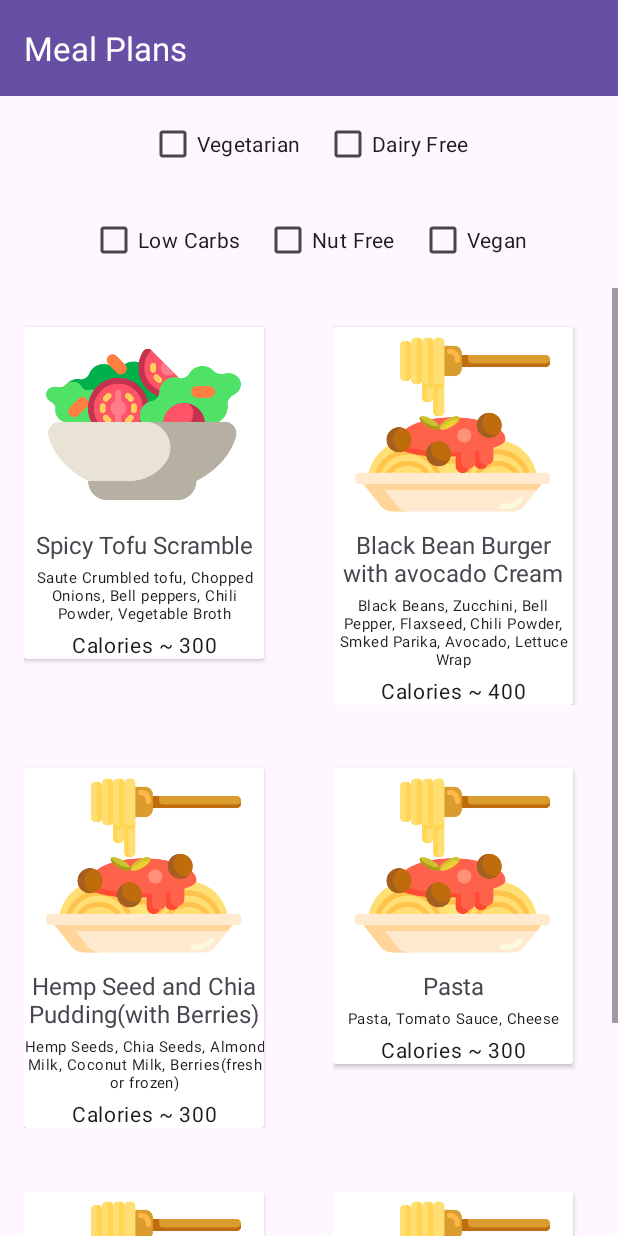
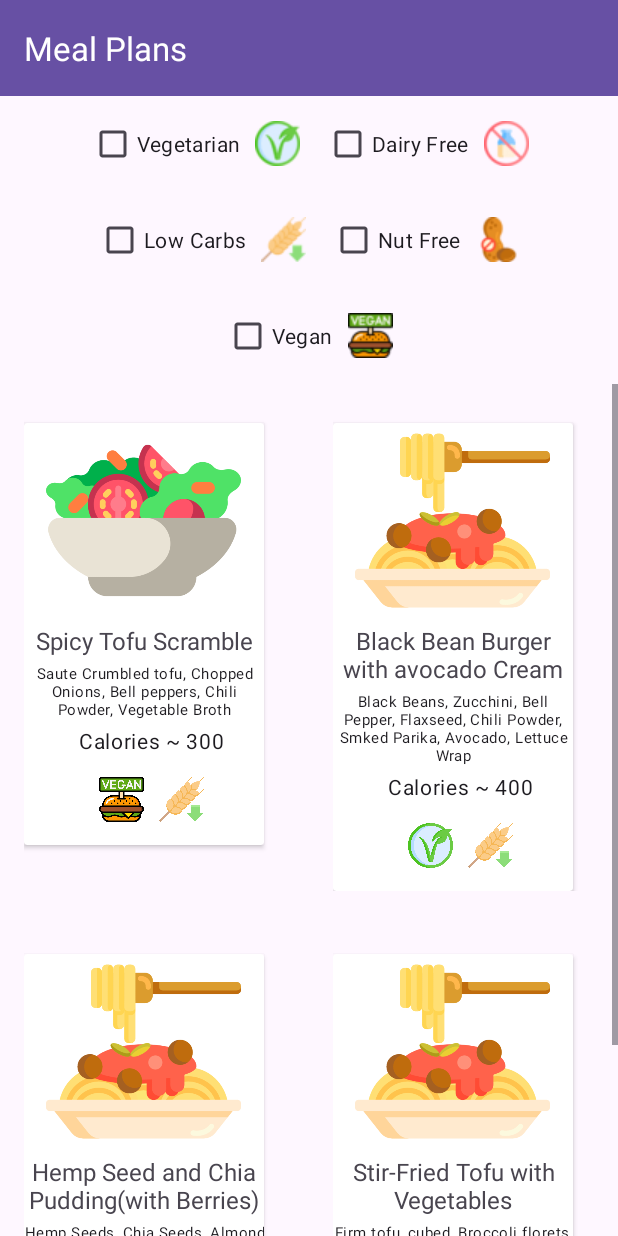
Before and after one commit to goldenshake/UniHealth, an Android app: the MealPlans screen opened directly, with no data from a screen before it, on a phone screen of 412 x 824 dp. Run offline under Robolectric (Android 15) with nearby library versions, the phone set to English and light mode, and no system bars.

Commit message:
updated meal plan cards with icons

```diff
--- a/app/src/main/java/com/example/unihealth/MealPlans.kt
+++ b/app/src/main/java/com/example/unihealth/MealPlans.kt
@@ -1,9 +1,9 @@
 package com.example.unihealth
 
-import com.example.unihealth.classes.MealAdapter
 import android.annotation.SuppressLint
 import android.os.Bundle
 import android.widget.CheckBox
+import android.widget.TextView
 import androidx.activity.enableEdgeToEdge
 import androidx.appcompat.app.AppCompatActivity
 import androidx.core.view.ViewCompat
@@ -11,6 +11,7 @@ import androidx.core.view.WindowInsetsCompat
 import androidx.recyclerview.widget.GridLayoutManager
 import androidx.recyclerview.widget.LinearLayoutManager
 import androidx.recyclerview.widget.RecyclerView
+import com.example.unihealth.classes.MealAdapter
 import com.example.unihealth.classes.RecipeMealPlans
 
 class MealPlans : AppCompatActivity() {
@@ -30,66 +31,136 @@ class MealPlans : AppCompatActivity() {
             R.drawable.spaguetti,
             listOf("Black Beans, Zucchini, Bell Pepper, Flaxseed, Chili Powder, Smked Parika, Avocado, Lettuce Wrap"),
             400,
-            listOf("Vegetarian, Low Carbs")
+            listOf("Vegetarian", "Low Carbs")
         ),
         RecipeMealPlans(
             "Hemp Seed and Chia Pudding(with Berries)",
             R.drawable.spaguetti,
-            listOf("Hemp Seeds","Chia Seeds", "Almond Milk", "Coconut Milk", "Berries(fresh or frozen)"),
+            listOf(
+                "Hemp Seeds",
+                "Chia Seeds",
+                "Almond Milk",
+                "Coconut Milk",
+                "Berries(fresh or frozen)"
+            ),
             300,
             listOf("Vegan", "Low Carbs")
         ),
         RecipeMealPlans(
-            "Pasta",
+            "Stir-Fried Tofu with Vegetables",
             R.drawable.spaguetti,
-            listOf("Pasta", "Tomato Sauce", "Cheese"),
-            300,
-            listOf("Dairy-Free")
+            listOf(
+                "Firm tofu, cubed",
+                "Broccoli florets",
+                "Sliced bell peppers (red, yellow, and green)",
+                "Sliced carrots",
+                "Minced garlic",
+                "Low-sodium soy sauce",
+                "Sesame oil",
+                "Red pepper flakes (optional)"
+            ),
+            250,
+            listOf("Vegan", "Low Carbs")
         ),
         RecipeMealPlans(
-            "Pasta",
+            "Cauliflower Rice Stir-Fry",
             R.drawable.spaguetti,
-            listOf("Pasta", "Tomato Sauce", "Cheese"),
-            300,
-            listOf("Dairy-Free")
+            listOf(
+                "Cauliflower, grated into rice-like pieces",
+                "Diced tofu",
+                "Diced zucchini",
+                "Diced bell peppers (any color)",
+                "Chopped onions",
+                "Minced ginger",
+                "Low-sodium soy sauce",
+                "Sesame oil",
+                "Chopped green onions (for garnish)"
+            ),
+            280,
+            listOf("Vegan", "Low Carbs")
         ),
         RecipeMealPlans(
-            "Pasta",
+            "Vegan Lentil Salad",
             R.drawable.spaguetti,
-            listOf("Pasta", "Tomato Sauce", "Cheese"),
-            300,
-            listOf("Dairy-Free")
+            listOf(
+                "Cooked green lentils",
+                "Diced cucumber",
+                "Cherry tomatoes, halved",
+                "Chopped red onion",
+                "Chopped fresh parsley",
+                "Lemon juice",
+                "Extra virgin olive oil",
+                "Dijon mustard",
+                "Salt and pepper"
+            ),
+            270,
+            listOf("Vegan", "Low Carbs")
         ),
         RecipeMealPlans(
-            "Pasta",
+            "Grilled Chicken Salad",
             R.drawable.spaguetti,
-            listOf("Pasta", "Tomato Sauce", "Cheese"),
-            300,
-            listOf("Dairy-Free")
+            listOf(
+                "Grilled chicken breast",
+                "Mixed salad greens (lettuce, spinach, arugula)",
+                "Cherry tomatoes",
+                "Cucumber",
+                "Red onion",
+                "Balsamic vinaigrette dressing"
+            ),
+            350,
+            listOf("Dairy Free")
         ),
         RecipeMealPlans(
-            "Pasta",
+            "Stir-Fried Tofu with Vegetables",
             R.drawable.spaguetti,
-            listOf("Pasta", "Tomato Sauce", "Cheese"),
+            listOf(
+                "Firm tofu, cubed",
+                        "Broccoli florets",
+                        "Bell peppers(red, green, yellow)",
+                        "Snow peas",
+                        "Carrots, julienned",
+                        "Garlic, minced",
+                        "Soy sauce",
+                        "Sesame oil",
+                        "Brown rice(optional, for serving)"
+            ),
             300,
-            listOf("Dairy-Free")
+            listOf("Dairy Free")
         ),
         RecipeMealPlans(
-            "Pasta",
+            "Turkey and Vegetable Quinoa Bowl",
             R.drawable.spaguetti,
-            listOf("Pasta", "Tomato Sauce", "Cheese"),
-            300,
-            listOf("Dairy-Free")
+            listOf("Lean ground turkey",
+                    "Quinoa, cooked",
+                    "Zucchini, diced",
+                    "Yellow squash, diced",
+                    "Red bell pepper, diced",
+                    "Onion, diced",
+                    "Garlic, minced",
+                    "Olive oil",
+                    "Salt and pepper to taste",
+                    "Fresh parsley for garnish"),
+            400,
+            listOf("Dairy Free")
         ),
         RecipeMealPlans(
-            "Pasta",
+            "Salmon with Roasted Vegetables",
             R.drawable.spaguetti,
-            listOf("Pasta", "Tomato Sauce", "Cheese"),
-            300,
-            listOf("Dairy-Free")
+            listOf("Salmon fillets",
+                    "Asparagus spears",
+                    "Brussels sprouts, halved",
+                    "Cherry tomatoes",
+                    "Red onion, sliced",
+                    "Olive oil",
+                    "Lemon juice",
+                    "Garlic powder",
+                    "Paprika",
+                    "Salt and pepper to taste"),
+            380,
+            listOf("Dairy Free")
         )
 
-        )
+    )
 
     @SuppressLint("NotifyDataSetChanged")
     override fun onCreate(savedInstanceState: Bundle?) {
@@ -114,6 +185,8 @@ class MealPlans : AppCompatActivity() {
         val lowCarbsCheckbox = findViewById<CheckBox>(R.id.lowCarbsCheckbox)
         val nutFreeCheckbox = findViewById<CheckBox>(R.id.nutFreeCheckbox)
         val veganCheckbox = findViewById<CheckBox>(R.id.veganCheckbox)
+        val emptyFind = findViewById<TextView>(R.id.emptyFind)
+
 
         val checkboxes = listOf(
             vegetarianCheckbox,
--- a/app/src/main/java/com/example/unihealth/classes/MealAdapter.kt
+++ b/app/src/main/java/com/example/unihealth/classes/MealAdapter.kt
@@ -5,10 +5,12 @@ import android.view.View
 import android.view.ViewGroup
 import android.widget.ImageView
 import android.widget.TextView
+import androidx.cardview.widget.CardView
 import androidx.recyclerview.widget.RecyclerView
 import com.example.unihealth.R
 
-class MealAdapter(private val meals: MutableList<RecipeMealPlans>) : RecyclerView.Adapter<MealViewHolder>() {
+class MealAdapter(private val meals: MutableList<RecipeMealPlans>) :
+    RecyclerView.Adapter<MealViewHolder>() {
     override fun onCreateViewHolder(parent: ViewGroup, viewType: Int): MealViewHolder {
         val view = LayoutInflater.from(parent.context).inflate(R.layout.item_meal, parent, false)
         return MealViewHolder(view)
@@ -36,11 +38,38 @@ class MealViewHolder(itemView: View) : RecyclerView.ViewHolder(itemView) {
     private val nameTextView: TextView = itemView.findViewById(R.id.nameTextView)
     private val ingredientsTextView: TextView = itemView.findViewById(R.id.ingredientsTextView)
     private val calorieTextView: TextView = itemView.findViewById(R.id.calorieTextView)
+    private val category_icon1: ImageView = itemView.findViewById(R.id.category_icon1)
+    private val category_icon2: ImageView = itemView.findViewById(R.id.category_icon2)
+    private val meal_card: CardView = itemView.findViewById(R.id.meal_card)
 
     fun bind(meal: RecipeMealPlans) {
+        val category = meal.categories
         imageView.setImageResource(meal.image)
         nameTextView.text = meal.name
         ingredientsTextView.text = "${meal.ingredients.joinToString(", ")}"
         calorieTextView.text = "Calories ~ ${meal.calories}"
+
+
+        when (category.getOrNull(0)) {
+            "Vegetarian" -> category_icon1.setImageResource(R.drawable.vegetarian)
+            "Dairy Free" -> category_icon1.setImageResource(R.drawable.dairyfree)
+            "Low Carbs" -> category_icon1.setImageResource(R.drawable.lowcarb)
+            "Nut Free" -> category_icon1.setImageResource(R.drawable.nutfree)
+            "Vegan" -> category_icon1.setImageResource(R.drawable.vegan)
+            else -> category_icon1.visibility = View.GONE
+        }
+        if (category.size == 2) {
+            when (category[1]) {
+                "Vegetarian" -> category_icon2.setImageResource(R.drawable.vegetarian)
+                "Dairy Free" -> category_icon2.setImageResource(R.drawable.dairyfree)
+                "Low Carbs" -> category_icon2.setImageResource(R.drawable.lowcarb)
+                "Nut Free" -> category_icon2.setImageResource(R.drawable.nutfree)
+                "Vegan" -> category_icon2.setImageResource(R.drawable.vegan)
+                else -> category_icon1.visibility = View.GONE
+            }
+        } else {
+            category_icon2.visibility = View.GONE
+        }
+
     }
 }
--- a/app/src/main/res/layout/activity_meal_plans.xml
+++ b/app/src/main/res/layout/activity_meal_plans.xml
@@ -35,6 +35,8 @@
             android:layout_width="wrap_content"
             android:layout_height="wrap_content"
             android:layout_margin="8dp"
+            android:drawableEnd="@drawable/vegetarianshr"
+            android:drawablePadding="10dp"
             android:text="Vegetarian" />
 
 
@@ -43,6 +45,8 @@
             android:layout_width="wrap_content"
             android:layout_height="wrap_content"
             android:layout_margin="8dp"
+            android:drawableEnd="@drawable/dairyfreeshr"
+            android:drawablePadding="10dp"
             android:text="Dairy Free" />
 
 
@@ -59,6 +63,8 @@
             android:layout_width="wrap_content"
             android:layout_height="wrap_content"
             android:layout_margin="8dp"
+            android:drawableEnd="@drawable/lowcarbshr"
+            android:drawablePadding="10dp"
             android:text="Low Carbs" />
 
         <CheckBox
@@ -66,15 +72,22 @@
             android:layout_width="wrap_content"
             android:layout_height="wrap_content"
             android:layout_margin="8dp"
+            android:drawableEnd="@drawable/nutfreeshr"
+            android:drawablePadding="10dp"
             android:text="Nut Free" />
 
-        <CheckBox
-            android:id="@+id/veganCheckbox"
-            android:layout_width="wrap_content"
-            android:layout_height="wrap_content"
-            android:layout_margin="8dp"
-            android:text="Vegan" />
+
     </LinearLayout>
+
+    <CheckBox
+        android:id="@+id/veganCheckbox"
+        android:layout_width="wrap_content"
+        android:layout_height="wrap_content"
+        android:layout_margin="8dp"
+        android:layout_gravity="center"
+        android:drawableEnd="@drawable/veganshr"
+        android:drawablePadding="10dp"
+        android:text="Vegan" />
 
     <ScrollView
         android:layout_width="match_parent"
@@ -83,8 +96,13 @@
         <androidx.recyclerview.widget.RecyclerView
             android:id="@+id/mealRecyclerView"
             android:layout_width="match_parent"
-            android:layout_height="wrap_content"/>
+            android:layout_height="wrap_content" />
     </ScrollView>
+
+    <TextView
+        android:id="@+id/emptyFind"
+        android:layout_width="match_parent"
+        android:layout_height="wrap_content" />
 
 
 </androidx.appcompat.widget.LinearLayoutCompat>
--- a/app/src/main/res/layout/item_meal.xml
+++ b/app/src/main/res/layout/item_meal.xml
@@ -1,14 +1,17 @@
 <?xml version="1.0" encoding="utf-8"?>
 <LinearLayout xmlns:android="http://schemas.android.com/apk/res/android"
+    xmlns:app="http://schemas.android.com/apk/res-auto"
     android:layout_width="match_parent"
     android:layout_height="wrap_content"
     android:orientation="vertical"
     android:padding="16dp">
+
     <androidx.cardview.widget.CardView
-        android:layout_width="160dp"
+        android:id="@+id/meal_card"
+        android:layout_width="wrap_content"
         android:layout_height="wrap_content"
-        android:padding="10dp"
-        android:layout_marginTop="10dp">
+        android:layout_marginTop="10dp"
+        android:padding="10dp">
 
         <LinearLayout
             android:layout_width="160dp"
@@ -19,8 +22,8 @@
             <ImageView
                 android:id="@+id/imageView"
                 android:layout_width="130dp"
+                android:layout_height="130dp"
                 android:layout_gravity="center"
-                android:layout_height="130dp"
                 android:src="@drawable/salad" />
 
             <TextView
@@ -38,21 +41,46 @@
                 style="@style/TextAppearance.MaterialComponents.Body1"
                 android:layout_width="match_parent"
                 android:layout_height="wrap_content"
-                android:textSize="10sp"
                 android:layout_marginTop="4dp"
+                android:text="Ingredients"
                 android:textAlignment="center"
-                android:text="Ingredients" />
+                android:textSize="10sp" />
+
             <TextView
                 android:id="@+id/calorieTextView"
                 style="@style/TextAppearance.MaterialComponents.Body1"
                 android:layout_width="match_parent"
                 android:layout_height="wrap_content"
+                android:layout_marginLeft="10dp"
                 android:layout_marginTop="4dp"
-                android:text="Calorie"
+                android:text="Calorie ~ 300"
                 android:textAlignment="center"
-                android:textSize="14sp"/>
+                android:textSize="14sp" />
+
+            <LinearLayout
+                android:layout_width="match_parent"
+                android:layout_height="60dp"
+                android:gravity="center"
+                android:orientation="horizontal">
+
+
+                <ImageView
+                    android:id="@+id/category_icon1"
+                    android:layout_width="30dp"
+                    android:layout_height="30dp"
+                    android:layout_marginLeft="10dp"
+                    android:contentDescription="category_lowcarb_icon"/>
+
+                <ImageView
+                    android:id="@+id/category_icon2"
+                    android:layout_width="30dp"
+                    android:layout_height="30dp"
+                    android:layout_marginLeft="10dp"
+                    android:contentDescription="category_lowcarb_icon"/>
+            </LinearLayout>
 
         </LinearLayout>
     </androidx.cardview.widget.CardView>
 
+
 </LinearLayout>
```
Also changed, not shown: app/src/main/res/drawable/dairyfree.png (added), app/src/main/res/drawable/dairyfreeshr.png (added), app/src/main/res/drawable/lowcarb.png (added), app/src/main/res/drawable/lowcarbshr.png (added), app/src/main/res/drawable/nutfree.png (added), app/src/main/res/drawable/nutfreeshr.png (added), app/src/main/res/drawable/vegan.png (added), app/src/main/res/drawable/veganshr.png (added), app/src/main/res/drawable/vegetarian.png (added), app/src/main/res/drawable/vegetarianshr.png (added).
